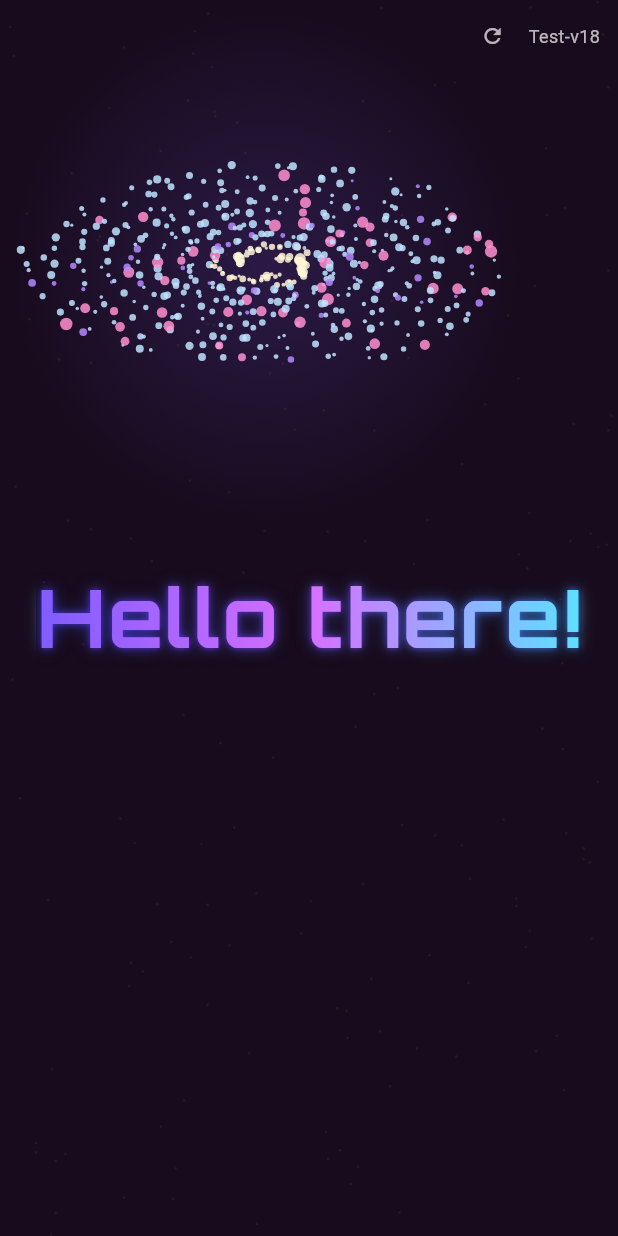
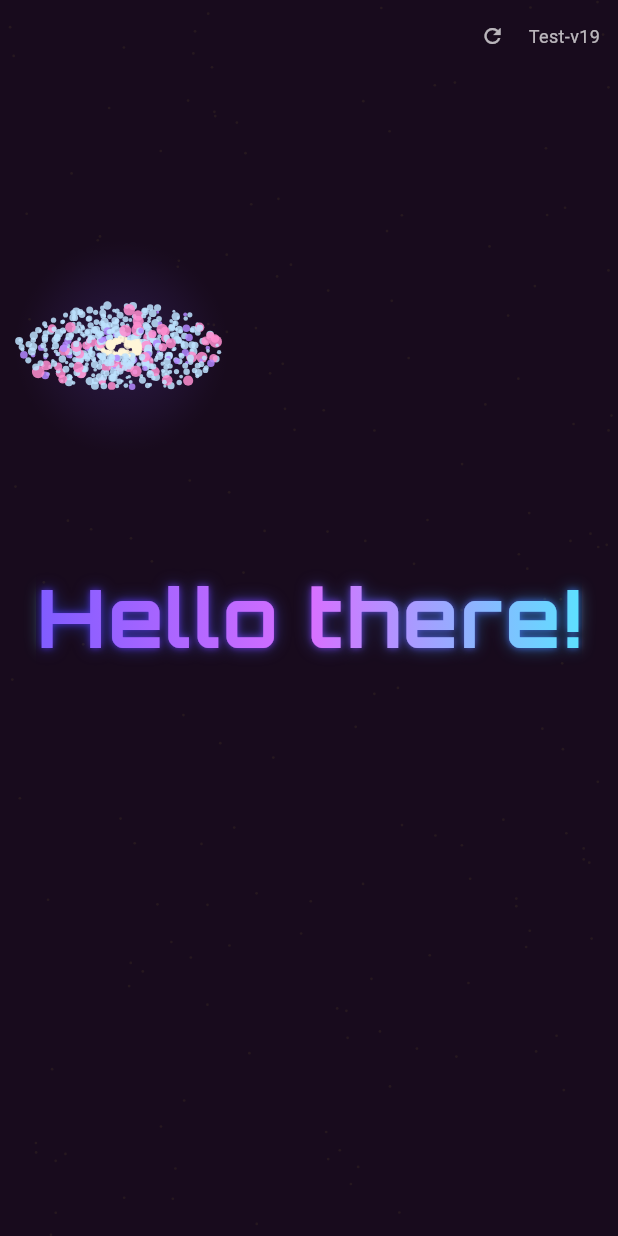
Before and after one commit to Zam-cl/GreetProject, a Flutter app: the screen it shows after launch, on a phone screen of 412 x 824 dp. Run offline on Flutter 3.47's test engine with Material 3 defaults, Android fonts, the phone set to English and light mode, and no system bars; our stand-ins replace google_fonts, web.

Commit message:
Double galaxy again, add a black hole at its center, randomize placement in the top-left quadrant; bump Test-v19 Co-Authored-By: Claude Sonnet 5 <noreply@anthropic.com>

```diff
--- a/lib/main.dart
+++ b/lib/main.dart
@@ -269,6 +269,50 @@ class _GalaxyPainter extends CustomPainter {
         ..maskFilter = const MaskFilter.blur(BlurStyle.normal, 6),
     );
 
+    // A black hole at the very center: a glowing accretion ring, a thin
+    // bright photon ring hugging the shadow's edge, then the black shadow
+    // itself on top. The ring is squashed the same as the disc so it reads
+    // as viewed at the same tilt.
+    final ringOuter = maxR * 0.11;
+    canvas.drawOval(
+      Rect.fromCenter(
+        center: Offset.zero,
+        width: ringOuter * 2,
+        height: ringOuter * 2 * _tilt,
+      ),
+      Paint()
+        ..style = PaintingStyle.stroke
+        ..strokeWidth = maxR * 0.035
+        ..shader = ui.Gradient.radial(Offset.zero, ringOuter, [
+          Colors.white,
+          const Color(0xFFFFC978),
+          const Color(0xFFFF6A3D).withValues(alpha: 0.0),
+        ], const [0.0, 0.55, 1.0])
+        ..maskFilter = const MaskFilter.blur(BlurStyle.normal, 4),
+    );
+
+    final holeR = maxR * 0.05;
+    canvas.drawOval(
+      Rect.fromCenter(
+        center: Offset.zero,
+        width: holeR * 2.3,
+        height: holeR * 2.3 * _tilt,
+      ),
+      Paint()
+        ..style = PaintingStyle.stroke
+        ..strokeWidth = max(1.2, maxR * 0.006)
+        ..color = Colors.white.withValues(alpha: 0.9)
+        ..maskFilter = const MaskFilter.blur(BlurStyle.normal, 1.5),
+    );
+    canvas.drawOval(
+      Rect.fromCenter(
+        center: Offset.zero,
+        width: holeR * 2,
+        height: holeR * 2 * _tilt,
+      ),
+      Paint()..color = const Color(0xFF05010A),
+    );
+
     canvas.restore();
   }
 
@@ -285,10 +329,47 @@ class GreetingPage extends StatefulWidget {
 
 class _GreetingPageState extends State<GreetingPage>
     with SingleTickerProviderStateMixin {
-  static const int editCount = 18;
+  static const int editCount = 19;
 
   late final AnimationController _controller;
   Offset _parallax = Offset.zero;
+
+  // Picked once (lazily, as soon as the screen size is known) so the
+  // galaxy sits in one random spot per app load instead of jumping
+  // around on every animation frame.
+  Rect? _galaxyRect;
+
+  Rect _resolveGalaxyRect(Size screenSize) {
+    final cached = _galaxyRect;
+    if (cached != null) return cached;
+
+    final quadrantW = screenSize.width / 2;
+    final quadrantH = screenSize.height / 2;
+    const edgeMargin = 12.0;
+    const centerBuffer = 56.0; // stay clear of the central title
+    const desiredSize = 660.0;
+    final maxFit = max(
+      120.0,
+      min(quadrantW, quadrantH) - edgeMargin - centerBuffer,
+    );
+    final galaxySize = min(desiredSize, maxFit);
+
+    final random = Random();
+    final maxLeftOffset = max(
+      0.0,
+      quadrantW - galaxySize - centerBuffer - edgeMargin,
+    );
+    final maxTopOffset = max(
+      0.0,
+      quadrantH - galaxySize - centerBuffer - edgeMargin,
+    );
+    final left = edgeMargin + random.nextDouble() * maxLeftOffset;
+    final top = edgeMargin + random.nextDouble() * maxTopOffset;
+
+    final rect = Rect.fromLTWH(left, top, galaxySize, galaxySize);
+    _galaxyRect = rect;
+    return rect;
+  }
 
   static final List<_Star> _stars = List.generate(175, (index) {
     final random = Random();
@@ -357,17 +438,22 @@ class _GreetingPageState extends State<GreetingPage>
                     Positioned.fill(
                       child: CustomPaint(painter: _CometsPainter(_comets, t)),
                     ),
-                    Positioned(
-                      top: 12,
-                      left: 12,
-                      width: 330,
-                      height: 330,
+                    Builder(
+                      builder: (context) {
+                        final rect = _resolveGalaxyRect(size);
+                        return Positioned(
+                          left: rect.left,
+                          top: rect.top,
+                          width: rect.width,
+                          height: rect.height,
                           child: CustomPaint(
                             painter: _GalaxyPainter(
                               _galaxyParticles,
                               t * 2 * pi / 45,
                             ),
                           ),
+                        );
+                      },
                     ),
                     Center(
                       child: Padding(
```
Lines whose indentation alone changed are shown as unchanged.
